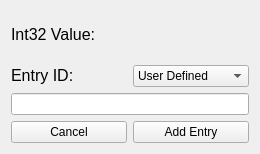
The window that XDBF/settinginjectorint.ui (hetelek/XDBF-Manager) describes before a commit, drawn with Qt 5.
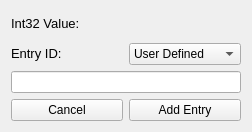
The same window after the commit. Icons and pictures are not drawn.

Patch:
```diff
--- a/XDBF/settinginjectorint.ui
+++ b/XDBF/settinginjectorint.ui
@@ -6,10 +6,15 @@
    <rect>
     <x>0</x>
     <y>0</y>
-    <width>260</width>
-    <height>154</height>
+    <width>252</width>
+    <height>132</height>
    </rect>
   </property>
+  <property name="font">
+   <font>
+    <family>Arial</family>
+   </font>
+  </property>
   <property name="windowTitle">
    <string>Dialog</string>
   </property>
@@ -18,28 +23,43 @@
     <layout class="QGridLayout" name="gridLayout">
      <item row="0" column="0">
       <widget class="QLabel" name="label">
+       <property name="font">
+        <font>
+         <family>Arial</family>
+        </font>
+       </property>
        <property name="text">
         <string>&lt;!DOCTYPE HTML PUBLIC &quot;-//W3C//DTD HTML 4.0//EN&quot; &quot;http://www.w3.org/TR/REC-html40/strict.dtd&quot;&gt;
 &lt;html&gt;&lt;head&gt;&lt;meta name=&quot;qrichtext&quot; content=&quot;1&quot; /&gt;&lt;style type=&quot;text/css&quot;&gt;
 p, li { white-space: pre-wrap; }
-&lt;/style&gt;&lt;/head&gt;&lt;body style=&quot; font-family:'Lucida Grande'; font-size:13pt; font-weight:400; font-style:normal;&quot;&gt;
-&lt;p style=&quot; margin-top:0px; margin-bottom:0px; margin-left:0px; margin-right:0px; -qt-block-indent:0; text-indent:0px;&quot;&gt;&lt;span style=&quot; font-size:12pt;&quot;&gt;Int32 Value:&lt;/span&gt;&lt;/p&gt;&lt;/body&gt;&lt;/html&gt;</string>
+&lt;/style&gt;&lt;/head&gt;&lt;body style=&quot; font-family:'MS Shell Dlg 2'; font-size:8.25pt; font-weight:400; font-style:normal;&quot;&gt;
+&lt;p style=&quot; margin-top:0px; margin-bottom:0px; margin-left:0px; margin-right:0px; -qt-block-indent:0; text-indent:0px;&quot;&gt;&lt;span style=&quot; font-family:'Lucida Grande'; font-size:10pt;&quot;&gt;Int32 Value:&lt;/span&gt;&lt;/p&gt;&lt;/body&gt;&lt;/html&gt;</string>
        </property>
       </widget>
      </item>
      <item row="1" column="0">
       <widget class="QLabel" name="label_2">
+       <property name="font">
+        <font>
+         <family>Arial</family>
+        </font>
+       </property>
        <property name="text">
         <string>&lt;!DOCTYPE HTML PUBLIC &quot;-//W3C//DTD HTML 4.0//EN&quot; &quot;http://www.w3.org/TR/REC-html40/strict.dtd&quot;&gt;
 &lt;html&gt;&lt;head&gt;&lt;meta name=&quot;qrichtext&quot; content=&quot;1&quot; /&gt;&lt;style type=&quot;text/css&quot;&gt;
 p, li { white-space: pre-wrap; }
-&lt;/style&gt;&lt;/head&gt;&lt;body style=&quot; font-family:'Lucida Grande'; font-size:13pt; font-weight:400; font-style:normal;&quot;&gt;
-&lt;p style=&quot; margin-top:0px; margin-bottom:0px; margin-left:0px; margin-right:0px; -qt-block-indent:0; text-indent:0px;&quot;&gt;&lt;span style=&quot; font-family:'MS Shell Dlg 2'; font-size:12pt;&quot;&gt;Entry ID:&lt;/span&gt;&lt;/p&gt;&lt;/body&gt;&lt;/html&gt;</string>
+&lt;/style&gt;&lt;/head&gt;&lt;body style=&quot; font-family:'MS Shell Dlg 2'; font-size:8.25pt; font-weight:400; font-style:normal;&quot;&gt;
+&lt;p style=&quot; margin-top:0px; margin-bottom:0px; margin-left:0px; margin-right:0px; -qt-block-indent:0; text-indent:0px;&quot;&gt;&lt;span style=&quot; font-size:10pt;&quot;&gt;Entry ID:&lt;/span&gt;&lt;/p&gt;&lt;/body&gt;&lt;/html&gt;</string>
        </property>
       </widget>
      </item>
      <item row="1" column="1">
       <widget class="QComboBox" name="comboBox">
+       <property name="font">
+        <font>
+         <family>Arial</family>
+        </font>
+       </property>
        <property name="editable">
         <bool>false</bool>
        </property>
@@ -51,7 +71,13 @@
       </widget>
      </item>
      <item row="2" column="0" colspan="2">
-      <widget class="QLineEdit" name="lineEdit"/>
+      <widget class="QLineEdit" name="lineEdit">
+       <property name="font">
+        <font>
+         <family>Arial</family>
+        </font>
+       </property>
+      </widget>
      </item>
      <item row="3" column="0" colspan="2">
       <layout class="QHBoxLayout" name="horizontalLayout">
@@ -71,6 +97,11 @@
        </item>
        <item>
         <widget class="QPushButton" name="pushButton">
+         <property name="font">
+          <font>
+           <family>Arial</family>
+          </font>
+         </property>
          <property name="text">
           <string>Add Entry</string>
          </property>
```
